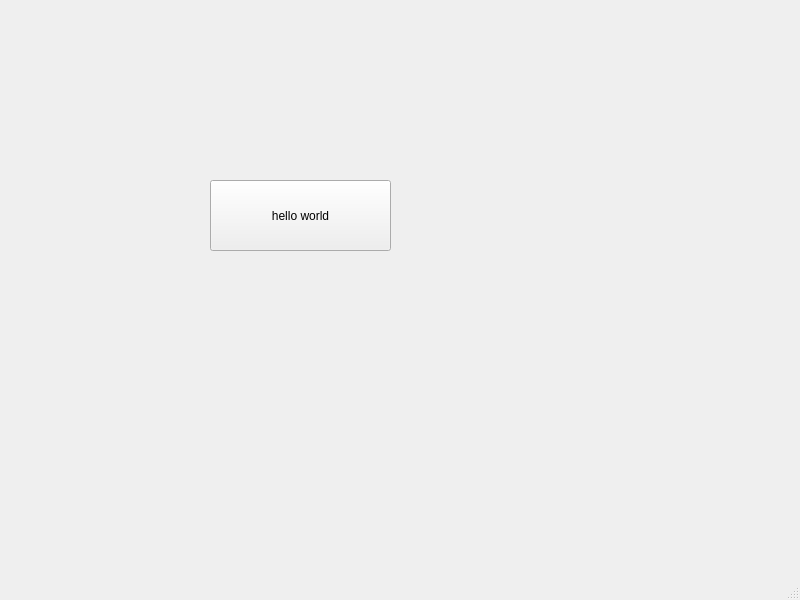
Qt form mainwindow.ui (miaoguai/OMC) before a commit.
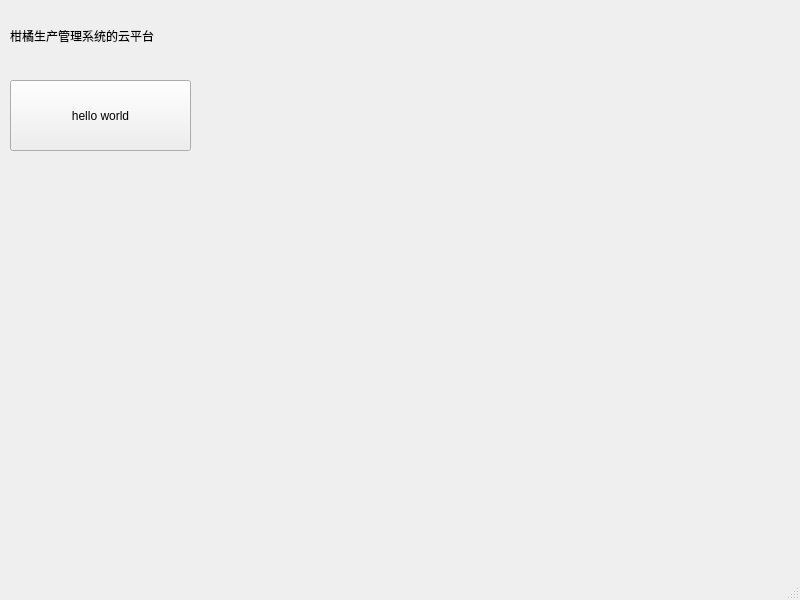
The same form after that commit.

```diff
--- a/mainwindow.ui
+++ b/mainwindow.ui
@@ -17,8 +17,8 @@
    <widget class="QPushButton" name="pushButton">
     <property name="geometry">
      <rect>
-      <x>210</x>
-      <y>180</y>
+      <x>10</x>
+      <y>80</y>
       <width>181</width>
       <height>71</height>
      </rect>
@@ -27,6 +27,22 @@
      <string>hello world</string>
     </property>
    </widget>
+   <widget class="QLabel" name="label">
+    <property name="geometry">
+     <rect>
+      <x>10</x>
+      <y>10</y>
+      <width>291</width>
+      <height>51</height>
+     </rect>
+    </property>
+    <property name="styleSheet">
+     <string notr="true"/>
+    </property>
+    <property name="text">
+     <string>柑橘生产管理系统的云平台</string>
+    </property>
+   </widget>
   </widget>
   <widget class="QMenuBar" name="menubar">
    <property name="geometry">
```
